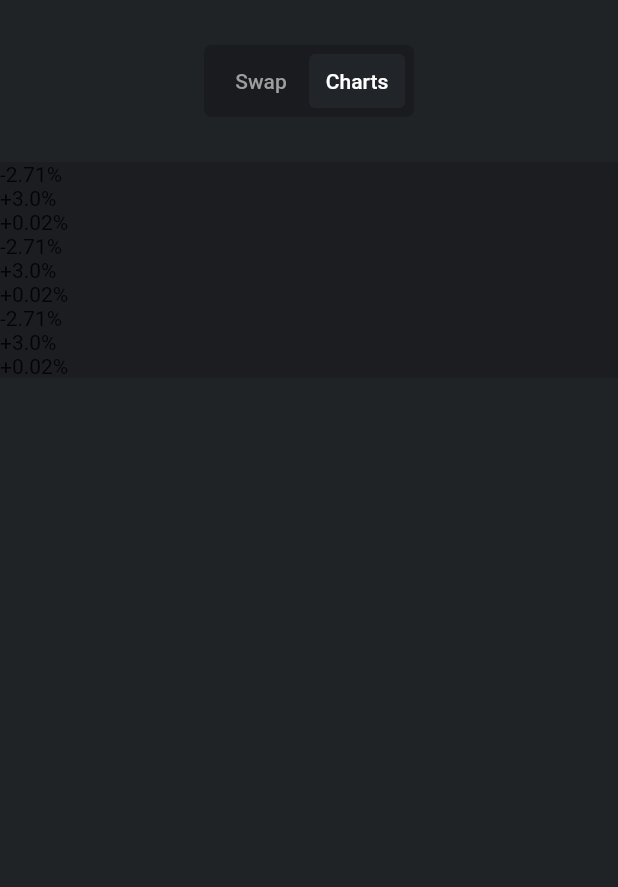
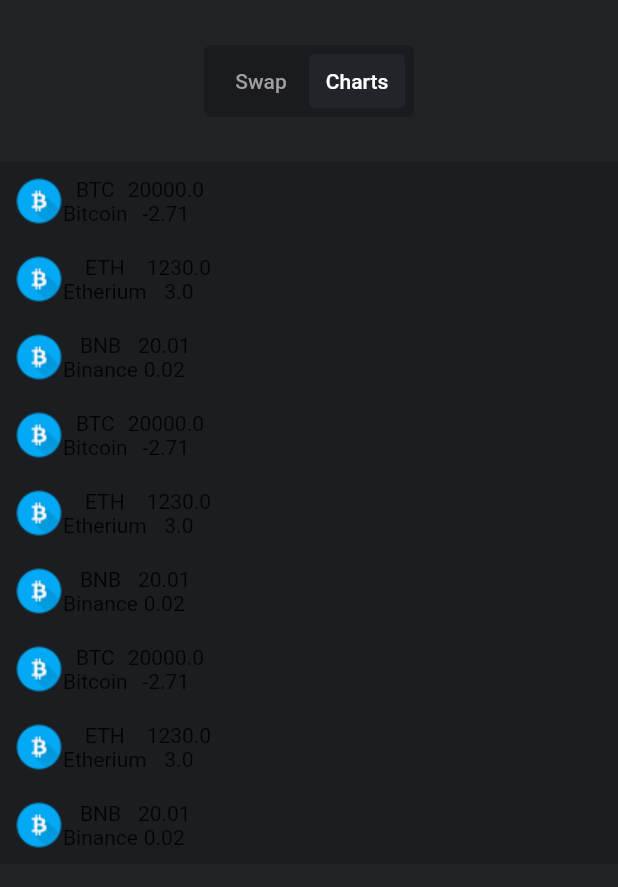
Before and after one commit to LeGaCy2096/flutter_application_1, a Flutter app: the screen it shows after launch, on a phone screen of 412 x 824 dp. Shown: the top 887 px of the screen. Run offline on Flutter 3.47's test engine with Material 2 defaults, Android fonts, the phone set to English and light mode, and no system bars.

Commit message:
Рефакторинг, доработка елемента ListView

```diff
--- /dev/null
+++ b/lib/data/crypto_currency.dart
@@ -0,0 +1,16 @@
+import 'package:flutter/cupertino.dart';
+
+class CryptoCurrency {
+  final String name;
+  final String shortName;
+  final double price;
+  final double trend;
+  final AssetImage icon;
+
+  const CryptoCurrency(
+      {required this.name,
+      required this.shortName,
+      required this.price,
+      required this.trend,
+      required this.icon});
+}
--- a/lib/main.dart
+++ b/lib/main.dart
@@ -1,6 +1,6 @@
 import 'package:flutter/material.dart';
-import 'package:flutter_application_1/pages/start_page.dart';
+import 'package:flutter_application_1/pages/start_page/start_page.dart';
 
-void main() => runApp(MaterialApp(
+void main() => runApp(const MaterialApp(
       home: StartPage(),
     ));
--- a/lib/pages/currency_item.dart
+++ /dev/null
@@ -1,29 +0,0 @@
-import 'dart:collection';
-import 'package:flutter/cupertino.dart';
-import 'package:flutter/material.dart';
-
-class CurrencyItem extends StatelessWidget {
-  String currencyName = '';
-  String shortName = '';
-  double price = 0;
-  String dynamic = '0.00';
-
-  CurrencyItem(Map data, {Key? key}) : super(key: key) {
-    currencyName = data['name'];
-    shortName = data['shortName'];
-    //price = data['price'];
-    if (data['dynamic'] > 0) {
-      dynamic = '+${data['dynamic']}%';
-    } else {
-      dynamic = '${data['dynamic']}%';
-    }
-  }
-
-  @override
-  Widget build(BuildContext context) {
-    return Container(
-      color: const Color.fromARGB(255, 27, 29, 33),
-      child: Text('$dynamic'),
-    );
-  }
-}
--- /dev/null
+++ b/lib/pages/start_page/chart_page/chart.dart
@@ -0,0 +1,51 @@
+import 'package:flutter/cupertino.dart';
+import 'package:flutter/material.dart';
+import 'package:flutter_application_1/data/crypto_currency.dart';
+import 'package:flutter_application_1/pages/start_page/chart_page/currency_item.dart';
+
+class Charts extends StatelessWidget {
+  final List currencyList = [];
+
+  Charts({Key? key}) : super(key: key) {
+    AssetImage bitcoinIcon = const AssetImage('assets/bitcoin_icon.png');
+    CryptoCurrency bitcoin = CryptoCurrency(
+      name: 'Bitcoin',
+      shortName: 'BTC',
+      price: 20000,
+      trend: -2.71,
+      icon: bitcoinIcon,
+    );
+    CryptoCurrency etherium = CryptoCurrency(
+        name: 'Etherium',
+        shortName: 'ETH',
+        price: 1230,
+        trend: 3.00,
+        icon: bitcoinIcon);
+    CryptoCurrency binance = CryptoCurrency(
+      name: 'Binance',
+      shortName: 'BNB',
+      price: 20.01,
+      trend: 0.02,
+      icon: bitcoinIcon,
+    );
+
+    for (int i = 1; i <= 3; i++) {
+      currencyList.add(bitcoin);
+      currencyList.add(etherium);
+      currencyList.add(binance);
+    }
+  }
+
+  @override
+  Widget build(BuildContext context) {
+    return Expanded(
+      child: ListView.builder(
+        shrinkWrap: true,
+        itemBuilder: (BuildContext context, int index) {
+          return CurrencyItem(currency: currencyList[index]);
+        },
+        itemCount: currencyList.length,
+      ),
+    );
+  }
+}
--- /dev/null
+++ b/lib/pages/start_page/chart_page/currency_item.dart
@@ -0,0 +1,48 @@
+import 'package:flutter/cupertino.dart';
+import 'package:flutter/material.dart';
+import 'package:flutter_application_1/data/crypto_currency.dart';
+
+class CurrencyItem extends StatelessWidget {
+  final CryptoCurrency currency;
+
+  const CurrencyItem({Key? key, required this.currency}) : super(key: key);
+
+  @override
+  Widget build(BuildContext context) {
+    return Container(
+        color: const Color.fromARGB(255, 27, 29, 33),
+        child: Column(
+          children: [
+            const Padding(padding: EdgeInsets.all(5)),
+            Row(
+              children: [
+                const Padding(padding: EdgeInsets.all(5)),
+                Column(
+                  children: [
+                    Image(
+                      image: currency.icon,
+                      width: 32,
+                      height: 32,
+                    ),
+                  ],
+                ),
+                Column(
+                  children: [
+                    Text(currency.shortName),
+                    Text(currency.name),
+                  ],
+                ),
+                Column(
+                  children: [
+                    Text(currency.price.toString()),
+                    Text(currency.trend.toString()),
+                  ],
+                ),
+                const Padding(padding: EdgeInsets.all(5)),
+              ],
+            ),
+            const Padding(padding: EdgeInsets.all(5)),
+          ],
+        ));
+  }
+}
--- a/lib/pages/crypto_list.dart
+++ b/lib/pages/start_page/header.dart
@@ -1,36 +1,8 @@
 import 'package:flutter/cupertino.dart';
 import 'package:flutter/material.dart';
-import 'package:flutter_application_1/pages/currency_item.dart';
 
-class CryptoList extends StatelessWidget {
-  var bitcoin = {
-    'name': 'Bitcoin',
-    'shortName': 'BTC',
-    'price': 20000,
-    'dynamic': -2.71
-  };
-  var etherium = {
-    'name': 'Etherium',
-    'shortName': 'ETH',
-    'price': 1230,
-    'dynamic': 3.00
-  };
-  var binance = {
-    'name': 'Binance',
-    'shortName': 'BNB',
-    'price': 20.01,
-    'dynamic': 0.02
-  };
-
-  List currencies = [];
-
-  CryptoList({Key? key}) : super(key: key) {
-    for (int i = 1; i <= 3; i++) {
-      currencies.add(bitcoin);
-      currencies.add(etherium);
-      currencies.add(binance);
-    }
-  }
+class Header extends StatelessWidget {
+  const Header({Key? key}) : super(key: key);
 
   @override
   Widget build(BuildContext context) {
@@ -46,11 +18,12 @@ class CryptoList extends StatelessWidget {
             children: [
               const Padding(padding: EdgeInsets.all(3)),
               TextButton(
-                  onPressed: () {},
-                  child: const Text(
-                    'Swap',
-                    style: TextStyle(color: Colors.grey),
-                  )),
+                onPressed: () {},
+                child: const Text(
+                  'Swap',
+                  style: TextStyle(color: Colors.grey),
+                ),
+              ),
               TextButton(
                 onPressed: () {},
                 child: const Text(
@@ -66,15 +39,6 @@ class CryptoList extends StatelessWidget {
           ),
         ),
         const Padding(padding: EdgeInsets.only(top: 30)),
-        Expanded(
-          child: ListView.builder(
-            shrinkWrap: true,
-            itemBuilder: (BuildContext context, int index) {
-              return CurrencyItem(currencies[index]);
-            },
-            itemCount: currencies.length,
-          ),
-        )
       ],
     );
   }
--- a/lib/pages/start_page.dart
+++ b/lib/pages/start_page/start_page.dart
@@ -1,8 +1,9 @@
 import 'package:flutter/material.dart';
-import 'package:flutter_application_1/pages/crypto_list.dart';
+import 'package:flutter_application_1/pages/start_page/chart_page/chart.dart';
+import 'package:flutter_application_1/pages/start_page/header.dart';
 
 class StartPage extends StatefulWidget {
-  StartPage({Key? key}) : super(key: key);
+  const StartPage({Key? key}) : super(key: key);
 
   @override
   State<StartPage> createState() => _StartPageState();
@@ -19,6 +20,7 @@ class _StartPageState extends State<StartPage> {
       backgroundColor: Colors.transparent,
       body: SafeArea(
         child: Container(
+          width: double.infinity,
           decoration: const BoxDecoration(
             gradient: LinearGradient(
               colors: [
@@ -29,9 +31,18 @@ class _StartPageState extends State<StartPage> {
               end: Alignment.bottomCenter,
             ),
           ),
-          child: PageView(
-            controller: controller,
-            children: [CryptoList()],
+          child: Column(
+            children: [
+              const Header(),
+              Expanded(
+                child: PageView(
+                  controller: controller,
+                  children: [
+                    Charts(),
+                  ],
+                ),
+              )
+            ],
           ),
         ),
       ),
--- a/pubspec.yaml
+++ b/pubspec.yaml
@@ -63,6 +63,7 @@ flutter:
     - assets/graph.png
     - assets/graph2.png
     - assets/image3.png
+    - assets/bitcoin_icon.png
 
   # An image asset can refer to one or more resolution-specific "variants", see
   # https://flutter.dev/assets-and-images/#resolution-aware.
```
Also changed, not shown: assets/bitcoin_icon.png (added).
